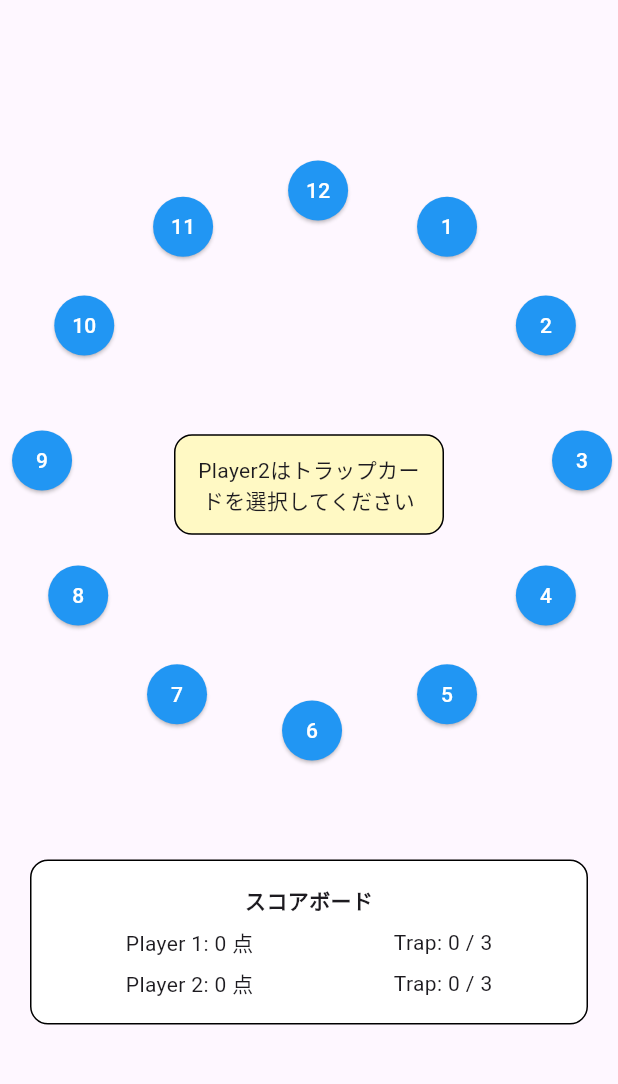
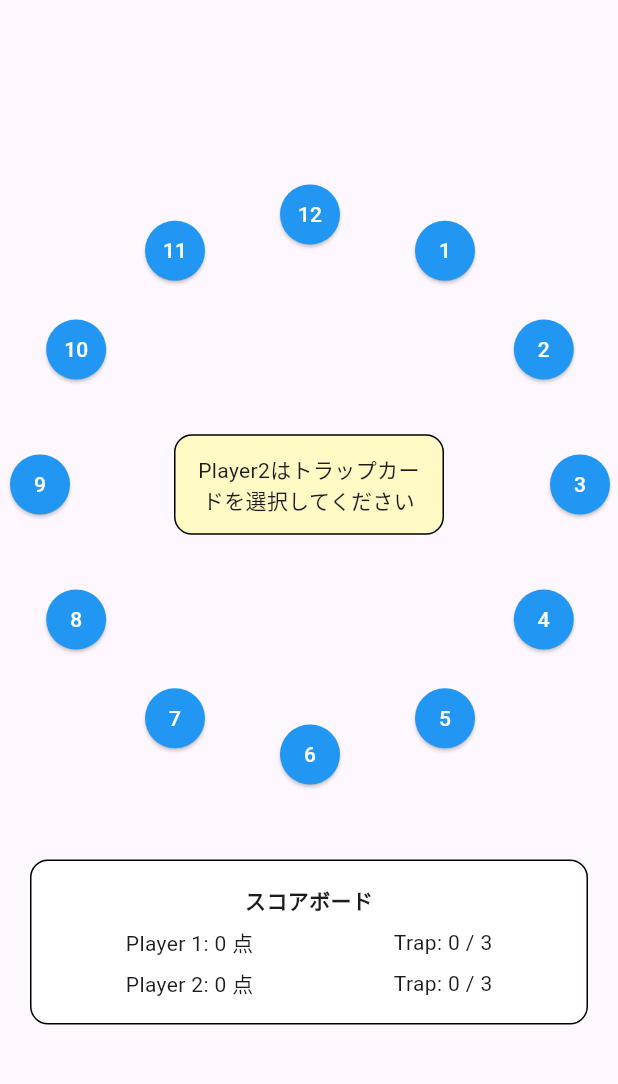
Before and after one commit to taketyan-man/12Bluff, a Flutter app: the screen it shows after launch, on a phone screen of 412 x 824 dp, the part 63-1147 px from its top. Run offline on Flutter 3.47's test engine with Material 3 defaults, Android fonts, the phone set to English and light mode, and no system bars.

Commit message:
refactor positon of button

```diff
--- a/lib/main.dart
+++ b/lib/main.dart
@@ -83,17 +83,22 @@ class _GamePageState extends State<GamePage> {
 
   Widget buildCircleBoard() {
     final double radius = 180;
+    final double buttonSize = 40;
+
     return SizedBox(
-      width: 2 * radius  + 80,
-      height: 2 * radius + 80,
+      width: 2 * radius + buttonSize + 40,  // 少し余裕を持たせる
+      height: 2 * radius + buttonSize + 40,
       child: Stack(
         alignment: Alignment.center,
         children: [
           // カード配置
-          for (int i = 0; i < 12; i++)
+          for (int i = 0; i < 12; i++) ...[
             Positioned(
-              left: radius + radius * cos(2 * pi * (i - 2)/ 12) ,
-              top: radius + radius * sin(2 * pi * (i - 2)/ 12) ,
+              left: radius * cos((2 * pi * i / 12) - pi / 3) + (radius + buttonSize / 2) - (buttonSize / 3),
+              top: radius * sin((2 * pi * i / 12) - pi / 3) + (radius + buttonSize / 2),
+              child: SizedBox(
+                width: buttonSize,
+                height: buttonSize,
                 child: ElevatedButton(
                   onPressed: gameEnded || !availableCards.contains(i + 1)
                       ? null
@@ -115,11 +120,13 @@ class _GamePageState extends State<GamePage> {
                     ? Colors.blue
                     : Colors.grey,
                     foregroundColor: Colors.white,
-                  minimumSize: const Size(40, 40),
                     shape: const CircleBorder(),
+                    padding: EdgeInsets.zero, // サイズ調整
                   ),
                 ),
               ),
+            ),
+          ],
 
       // 中央メッセージ
           Container(
@@ -128,7 +135,7 @@ class _GamePageState extends State<GamePage> {
             decoration: BoxDecoration(
               color: Colors.yellow[100],
               borderRadius: BorderRadius.circular(12),
-              border: Border.all(color: Colors.black)
+              border: Border.all(color: Colors.black),
             ),
             child: Text(
               message,
```
Lines whose indentation alone changed are shown as unchanged.
